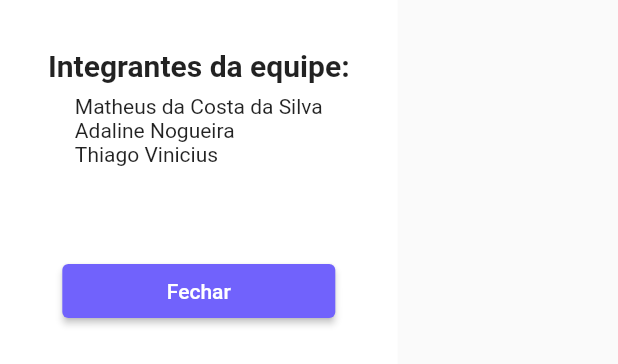
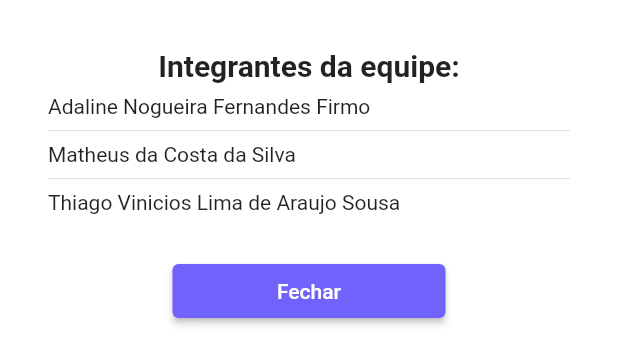
Before and after one commit to AdalineFirmo/Prog4_final, a Flutter app: the TeamPlayersModal widget shown alone on an empty page, opened directly, on a phone screen of 412 x 824 dp. Shown: the top 364 px of the screen. Run offline on Flutter 3.47's test engine with Material 2 defaults, Android fonts, the phone set to English and light mode, and no system bars; our stand-ins replace animated_text_kit; network calls fail.

Commit message:
Team names

```diff
--- a/lib/pages/home_page/components/team_players_modal.dart
+++ b/lib/pages/home_page/components/team_players_modal.dart
@@ -23,9 +23,11 @@ class TeamPlayersModal extends StatelessWidget {
             Column(
               crossAxisAlignment: CrossAxisAlignment.start,
               children: const [
+                Text('Adaline Nogueira Fernandes Firmo'),
+                Divider(),
                 Text('Matheus da Costa da Silva'),
-                Text('Adaline Nogueira'),
-                Text('Thiago Vinicius'),
+                Divider(),
+                Text('Thiago Vinicios Lima de Araujo Sousa'),
               ],
             ),
             const Spacer(),
```
Also changed, not shown: 1 other file.
